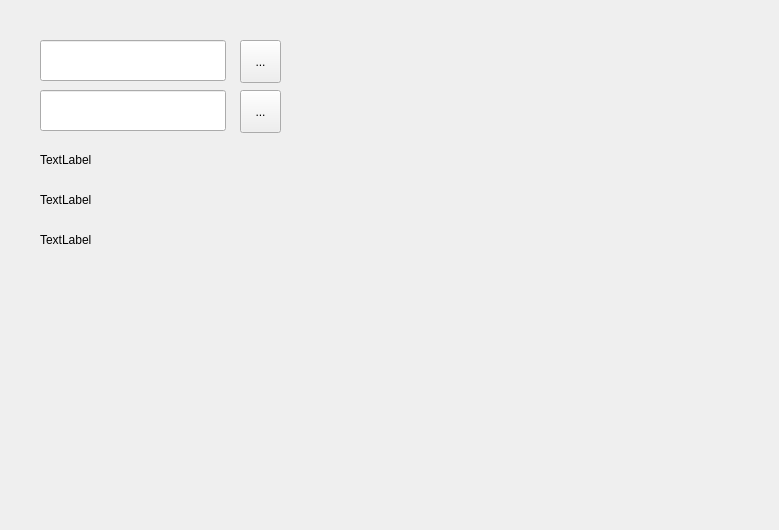
Old version of the form forms/SequenceSearchView.ui in the repository reframedultimate/ReFramed-plugin-decision-graph.
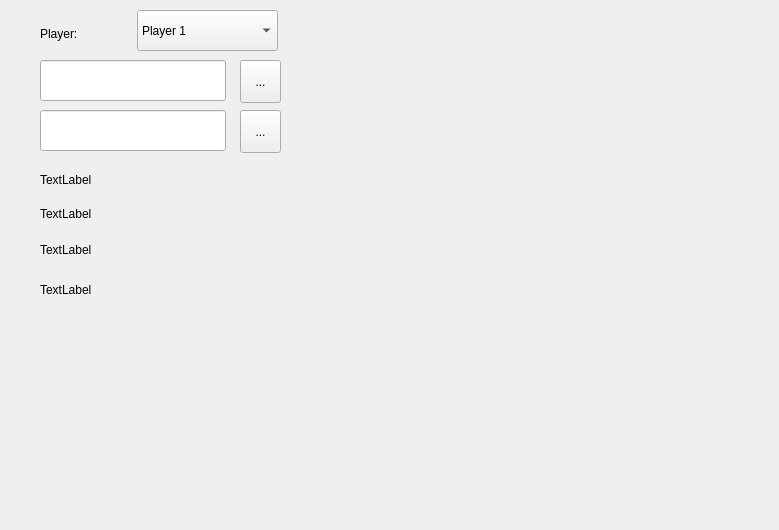
New version of the form.

Commit message: Split it up into sequence searching + creating graphs from sequences

The edit to the form file:
```diff
--- a/forms/SequenceSearchView.ui
+++ b/forms/SequenceSearchView.ui
@@ -17,7 +17,7 @@
    <property name="geometry">
     <rect>
      <x>40</x>
-     <y>40</y>
+     <y>60</y>
      <width>186</width>
      <height>41</height>
     </rect>
@@ -27,7 +27,7 @@
    <property name="geometry">
     <rect>
      <x>40</x>
-     <y>90</y>
+     <y>110</y>
      <width>186</width>
      <height>41</height>
     </rect>
@@ -37,7 +37,7 @@
    <property name="geometry">
     <rect>
      <x>240</x>
-     <y>40</y>
+     <y>60</y>
      <width>41</width>
      <height>43</height>
     </rect>
@@ -50,7 +50,7 @@
    <property name="geometry">
     <rect>
      <x>240</x>
-     <y>90</y>
+     <y>110</y>
      <width>41</width>
      <height>43</height>
     </rect>
@@ -63,8 +63,8 @@
    <property name="geometry">
     <rect>
      <x>40</x>
-     <y>150</y>
-     <width>171</width>
+     <y>170</y>
+     <width>231</width>
      <height>20</height>
     </rect>
    </property>
@@ -76,8 +76,8 @@
    <property name="geometry">
     <rect>
      <x>40</x>
-     <y>190</y>
-     <width>171</width>
+     <y>240</y>
+     <width>231</width>
      <height>20</height>
     </rect>
    </property>
@@ -89,8 +89,8 @@
    <property name="geometry">
     <rect>
      <x>40</x>
-     <y>230</y>
-     <width>171</width>
+     <y>280</y>
+     <width>241</width>
      <height>20</height>
     </rect>
    </property>
@@ -98,6 +98,47 @@
     <string>TextLabel</string>
    </property>
   </widget>
+  <widget class="QLabel" name="label_states">
+   <property name="geometry">
+    <rect>
+     <x>40</x>
+     <y>200</y>
+     <width>231</width>
+     <height>27</height>
+    </rect>
+   </property>
+   <property name="text">
+    <string>TextLabel</string>
+   </property>
+  </widget>
+  <widget class="QLabel" name="label">
+   <property name="geometry">
+    <rect>
+     <x>40</x>
+     <y>20</y>
+     <width>87</width>
+     <height>27</height>
+    </rect>
+   </property>
+   <property name="text">
+    <string>Player:</string>
+   </property>
+  </widget>
+  <widget class="QComboBox" name="comboBox">
+   <property name="geometry">
+    <rect>
+     <x>137</x>
+     <y>10</y>
+     <width>141</width>
+     <height>41</height>
+    </rect>
+   </property>
+   <item>
+    <property name="text">
+     <string>Player 1</string>
+    </property>
+   </item>
+  </widget>
  </widget>
  <resources/>
  <connections/>
```
The commit also changes 15 other files.
